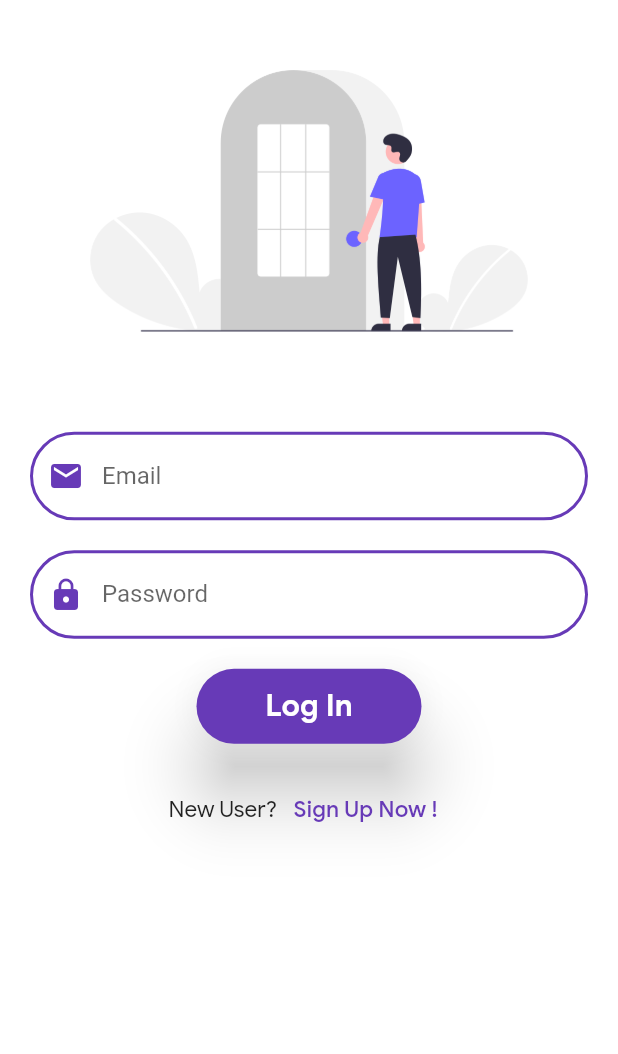
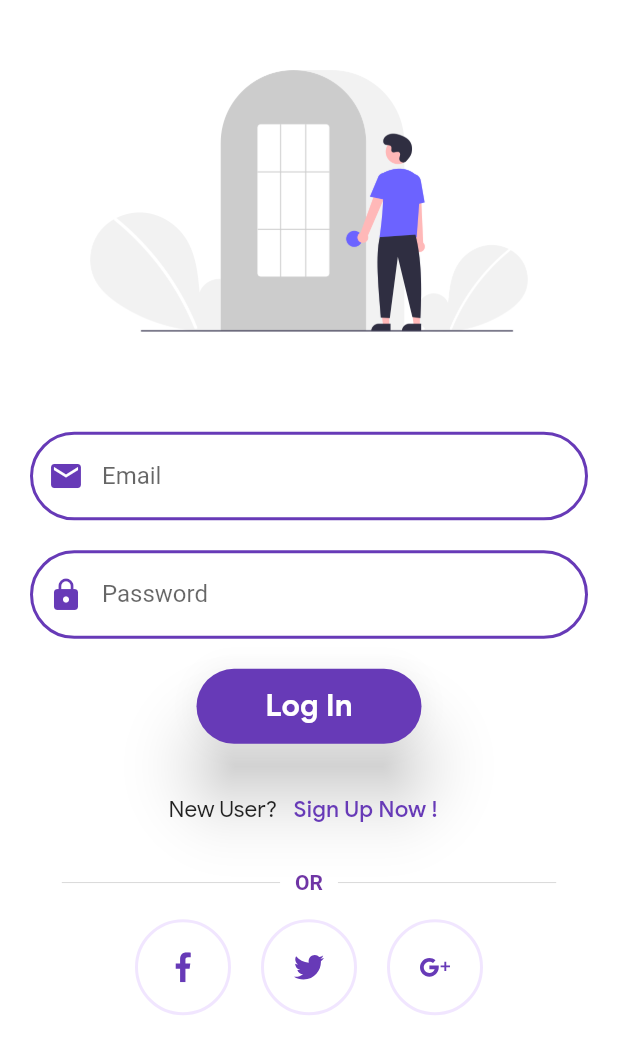
Before and after one commit to ashutoshkrris/Flutter-Training, a Flutter app: the screen it shows after launch, after a tap on "Continue", on a phone screen of 412 x 824 dp. Shown: the top 1054 px of the screen. Run offline on Flutter 3.47's test engine with Material 2 defaults, Android fonts, the phone set to English and light mode, and no system bars; our stand-ins replace firebase_core, flutter_svg; accounts and stored records are empty.

Commit message:
Add Social Icon Buttons

```diff
--- a/lib/main.dart
+++ b/lib/main.dart
@@ -2,8 +2,10 @@ import 'package:first_app/screens/login.dart';
 import 'package:first_app/screens/signup.dart';
 import 'package:first_app/screens/splash.dart';
 import 'package:flutter/material.dart';
+import 'package:firebase_core/firebase_core.dart';
 
 void main() {
+  WidgetsFlutterBinding.ensureInitialized();
   runApp(MyApp());
 }
 
--- a/lib/screens/login.dart
+++ b/lib/screens/login.dart
@@ -1,5 +1,6 @@
 import 'package:first_app/screens/signup.dart';
 import 'package:flutter/material.dart';
+import 'package:flutter_svg/svg.dart';
 
 class LoginScreen extends StatefulWidget {
   static const ROUTE_LOGIN = "/login";
@@ -36,6 +37,8 @@ class _LoginScreenState extends State<LoginScreen> {
                 passwordInput(),
                 loginBtn(),
                 signupWidget(),
+                OrDivider(),
+                socialLogin(),
               ],
             ),
           ),
@@ -186,4 +189,95 @@ class _LoginScreenState extends State<LoginScreen> {
       ],
     );
   }
+
+  Widget socialLogin() {
+    return Row(
+      mainAxisAlignment: MainAxisAlignment.center,
+      children: <Widget>[
+        SocialIcon(
+          iconSrc: "assets/icons/facebook.svg",
+          press: () {},
+        ),
+        SocialIcon(
+          iconSrc: "assets/icons/twitter.svg",
+          press: () {},
+        ),
+        SocialIcon(
+          iconSrc: "assets/icons/google.svg",
+          press: () {},
+        ),
+      ],
+    );
+  }
 }
+
+class OrDivider extends StatelessWidget {
+  @override
+  Widget build(BuildContext context) {
+    Size size = MediaQuery.of(context).size;
+    return Container(
+      margin: EdgeInsets.symmetric(vertical: size.height * 0.02),
+      width: size.width * 0.8,
+      child: Row(
+        children: <Widget>[
+          buildDivider(),
+          Padding(
+            padding: const EdgeInsets.symmetric(horizontal: 10),
+            child: Text(
+              "OR",
+              style: TextStyle(
+                color: Color(0xFF6F35A5),
+                fontWeight: FontWeight.w600,
+              ),
+            ),
+          ),
+          buildDivider(),
+        ],
+      ),
+    );
+  }
+
+  Expanded buildDivider() {
+    return Expanded(
+      child: Divider(
+        color: Color(0xFFD9D9D9),
+        height: 1.5,
+      ),
+    );
+  }
+}
+
+class SocialIcon extends StatelessWidget {
+  final String iconSrc;
+  final Function press;
+
+  const SocialIcon({
+    Key key,
+    this.iconSrc,
+    this.press,
+  }) : super(key: key);
+
+  @override
+  Widget build(BuildContext context) {
+    return GestureDetector(
+      onTap: press,
+      child: Container(
+        margin: EdgeInsets.symmetric(horizontal: 10),
+        padding: EdgeInsets.all(20),
+        decoration: BoxDecoration(
+          border: Border.all(
+            width: 2,
+            color: Color(0xFFF1E6FF),
+          ),
+          shape: BoxShape.circle,
+        ),
+        child: SvgPicture.asset(
+          iconSrc,
+          height: 20,
+          width: 20,
+          color: Colors.deepPurple,
+        ),
+      ),
+    );
+  }
+}
--- a/lib/screens/splash.dart
+++ b/lib/screens/splash.dart
@@ -1,11 +1,15 @@
-import 'package:first_app/data/local_data.dart';
 import 'package:first_app/screens/login.dart';
-import 'package:flutter/cupertino.dart';
 import 'package:flutter/material.dart';
+import 'package:firebase_core/firebase_core.dart';
 
 class SplashScreen extends StatelessWidget {
+  final Future<FirebaseApp> _initialization = Firebase.initializeApp();
+
   @override
   Widget build(BuildContext context) {
+    return FutureBuilder(
+      future: _initialization,
+      builder: (BuildContext context, AsyncSnapshot<FirebaseApp> snapshot) {
         return Scaffold(
           backgroundColor: Colors.white,
           body: SafeArea(
@@ -36,7 +40,11 @@ class SplashScreen extends StatelessWidget {
                   padding: EdgeInsets.all(20.0),
                   child: ElevatedButton(
                     onPressed: () {
+                      if (snapshot.connectionState == ConnectionState.done) {
                         Navigator.pushNamed(context, LoginScreen.ROUTE_LOGIN);
+                      } else {
+                        return CircularProgressIndicator();
+                      }
                     },
                     child: Text(
                       'Continue',
@@ -60,6 +68,8 @@ class SplashScreen extends StatelessWidget {
             ),
           ),
         );
+      },
+    );
   }
 
 // Widget imageZone() {
```
Also changed, not shown: assets/icons/facebook.svg (added), assets/icons/google.svg (added), assets/icons/twitter.svg (added). Lines whose indentation alone changed are shown as unchanged.
